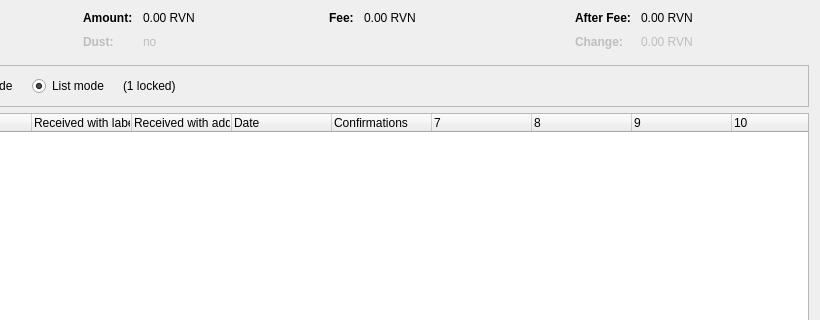
Qt form src/qt/forms/coincontroldialog.ui (thehomosapien/AMLBitcoin) before a commit; both pictures show x 180 to 1000 and y 0 to 320 of the 1000 by 500 pixel window.
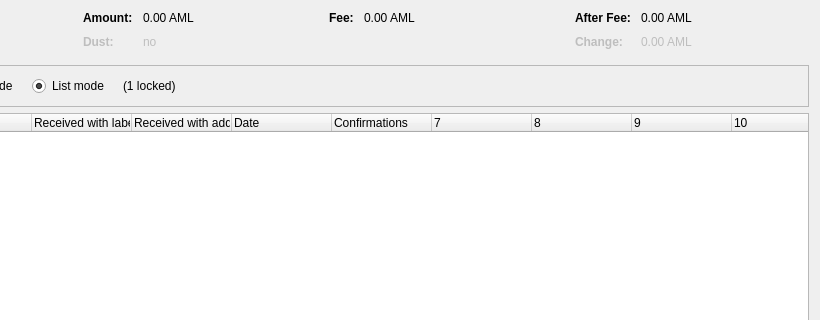
The same form after that commit. Custom widgets are drawn as their Qt base class.

Patch:
```diff
--- a/src/qt/forms/coincontroldialog.ui
+++ b/src/qt/forms/coincontroldialog.ui
@@ -132,7 +132,7 @@
           <enum>Qt::ActionsContextMenu</enum>
          </property>
          <property name="text">
-          <string notr="true">0.00 RVN</string>
+          <string notr="true">0.00 AML</string>
          </property>
          <property name="textInteractionFlags">
           <set>Qt::LinksAccessibleByMouse|Qt::TextSelectableByKeyboard|Qt::TextSelectableByMouse</set>
@@ -212,7 +212,7 @@
           <enum>Qt::ActionsContextMenu</enum>
          </property>
          <property name="text">
-          <string notr="true">0.00 RVN</string>
+          <string notr="true">0.00 AML</string>
          </property>
          <property name="textInteractionFlags">
           <set>Qt::LinksAccessibleByMouse|Qt::TextSelectableByKeyboard|Qt::TextSelectableByMouse</set>
@@ -257,7 +257,7 @@
           <enum>Qt::ActionsContextMenu</enum>
          </property>
          <property name="text">
-          <string notr="true">0.00 RVN</string>
+          <string notr="true">0.00 AML</string>
          </property>
          <property name="textInteractionFlags">
           <set>Qt::LinksAccessibleByMouse|Qt::TextSelectableByKeyboard|Qt::TextSelectableByMouse</set>
@@ -292,7 +292,7 @@
           <enum>Qt::ActionsContextMenu</enum>
          </property>
          <property name="text">
-          <string notr="true">0.00 RVN</string>
+          <string notr="true">0.00 AML</string>
          </property>
          <property name="textInteractionFlags">
           <set>Qt::LinksAccessibleByMouse|Qt::TextSelectableByKeyboard|Qt::TextSelectableByMouse</set>
```
